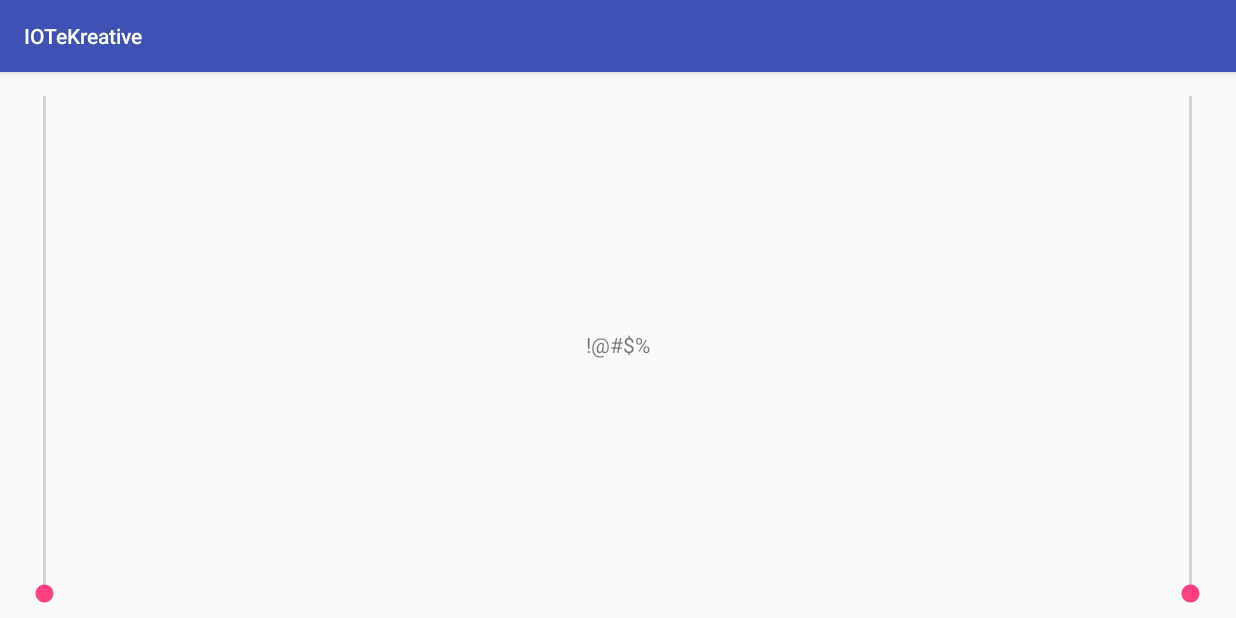
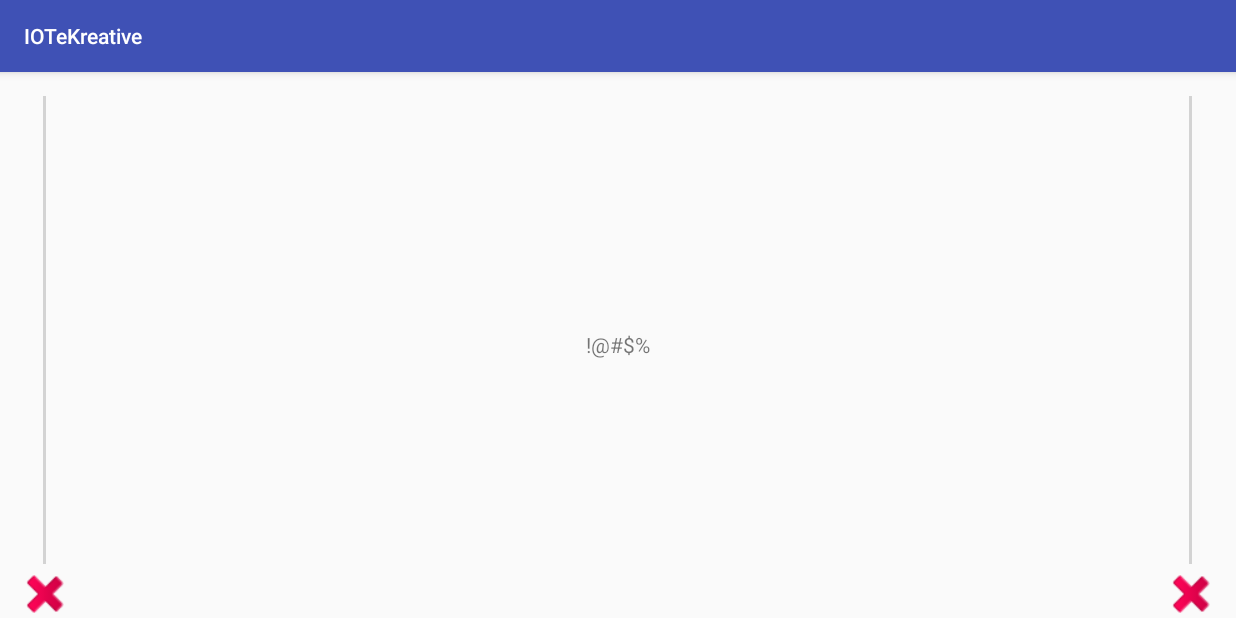
Before and after one commit to chebTS/IOTeKreative, an Android app: the screen it shows after launch (MainActivity), on a phone screen of 824 x 412 dp (held sideways). Run offline under Robolectric (Android 15) with nearby library versions, the phone set to English and light mode, and no system bars; our stand-ins replace Firebase (no records; nobody signed in at launch, a user with empty details on screens opened directly).

Commit message:
seekbar thumb

```diff
--- /dev/null
+++ b/app/src/main/res/drawable/thumb_image.xml
@@ -0,0 +1,15 @@
+<?xml version="1.0" encoding="utf-8"?>
+<layer-list xmlns:android="http://schemas.android.com/apk/res/android" >
+
+    <item>
+        <shape>
+            <size
+                android:height="40dp"
+                android:width="40dp" />
+
+            <solid android:color="@android:color/transparent" />
+        </shape>
+    </item>
+    <item android:drawable="@android:drawable/ic_delete"/>
+
+</layer-list>
--- a/app/src/main/res/layout/activity_main.xml
+++ b/app/src/main/res/layout/activity_main.xml
@@ -13,6 +13,8 @@
         android:orientation="horizontal">
 
         <com.ekreative.iotekreative.views.VerticalSeekBar
+            android:id="@+id/left"
+            android:thumb="@drawable/thumb_image"
             android:layout_width="60dp"
             android:layout_height="match_parent"/>
 
@@ -31,6 +33,8 @@
         </LinearLayout>
 
         <com.ekreative.iotekreative.views.VerticalSeekBar
+            android:id="@+id/right"
+            android:thumb="@drawable/thumb_image"
             android:layout_width="60dp"
             android:layout_height="match_parent"/>
 
```
